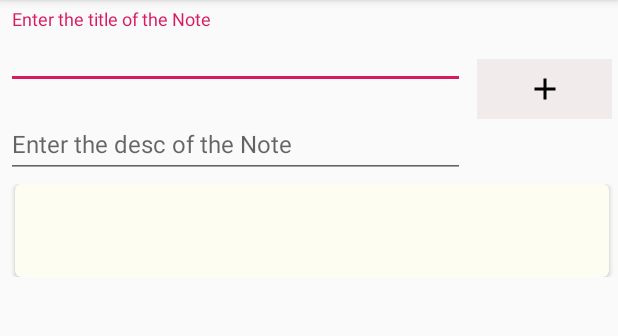
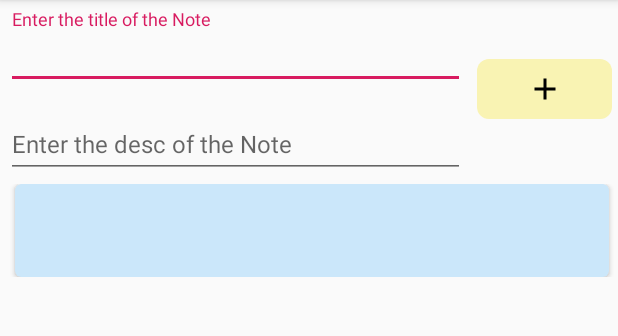
Before and after one commit to Lavanyagaur22/AerogearTasks, an Android app: the screen it shows after launch (MainActivity), after a tap on an icon or button, on a phone screen of 412 x 824 dp, the part 84-420 px from its top. Run offline under Robolectric (Android 15) with nearby library versions, the phone set to English and light mode, and no system bars.

Commit message:
Created a basic task app and added module dependency in sample app

```diff
--- /dev/null
+++ b/AerogearLibrary/app/src/main/res/drawable/roundbutton.xml
@@ -0,0 +1,9 @@
+<?xml version="1.0" encoding="utf-8"?>
+<shape xmlns:android="http://schemas.android.com/apk/res/android"
+       android:shape="rectangle">
+    <solid android:color="#f9f3b3" />
+    <corners android:bottomRightRadius="8dp"
+             android:bottomLeftRadius="8dp"
+             android:topRightRadius="8dp"
+             android:topLeftRadius="8dp"/>
+</shape>
--- a/AerogearLibrary/app/src/main/res/layout/activity_main.xml
+++ b/AerogearLibrary/app/src/main/res/layout/activity_main.xml
@@ -53,7 +53,7 @@
                 android:id="@+id/button"
                 android:layout_margin="4dp"
                 android:layout_gravity="center"
-                android:background="#f2ebeb"
+              android:background="@drawable/roundbutton"
                 android:src="@drawable/add"
                 android:layout_width="0dp"
                 android:layout_weight=".8"
--- a/AerogearLibrary/app/src/main/res/layout/item_row_tasks.xml
+++ b/AerogearLibrary/app/src/main/res/layout/item_row_tasks.xml
@@ -13,7 +13,7 @@
             app:cardCornerRadius="4dp"
             android:layout_marginLeft="6dp"
             android:layout_marginRight="6dp"
-            app:cardBackgroundColor="#fdfdf2"
+            app:cardBackgroundColor="#cbe7fa"
             android:layout_height="wrap_content">
 
         <LinearLayout android:layout_width="match_parent"
```
